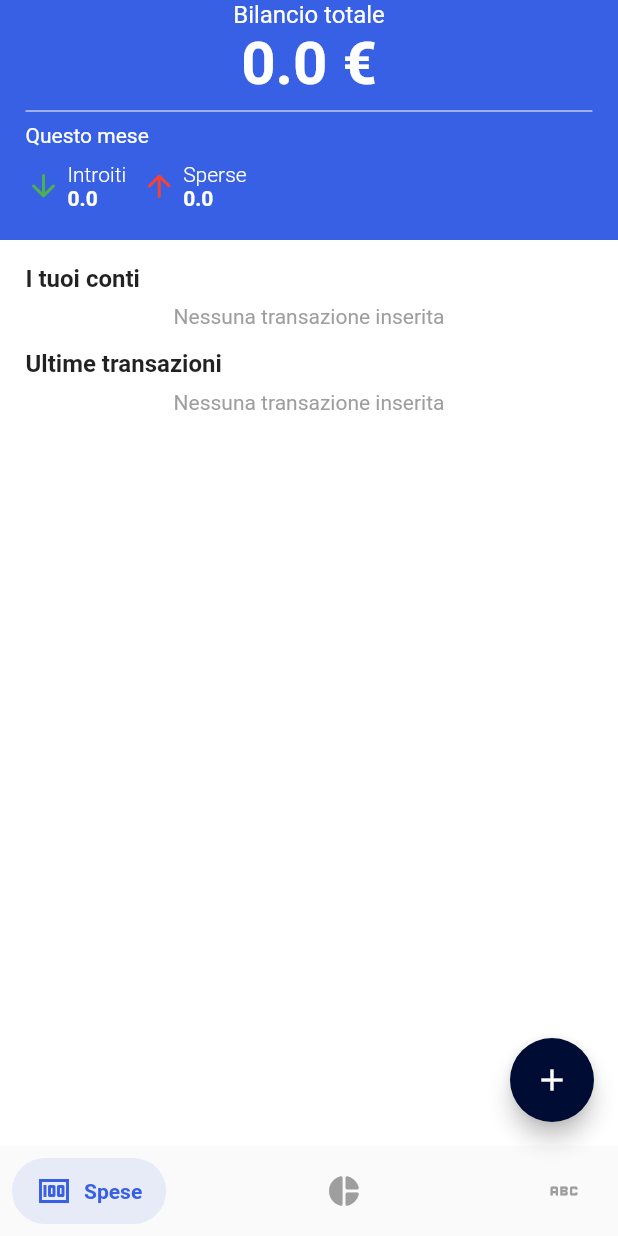
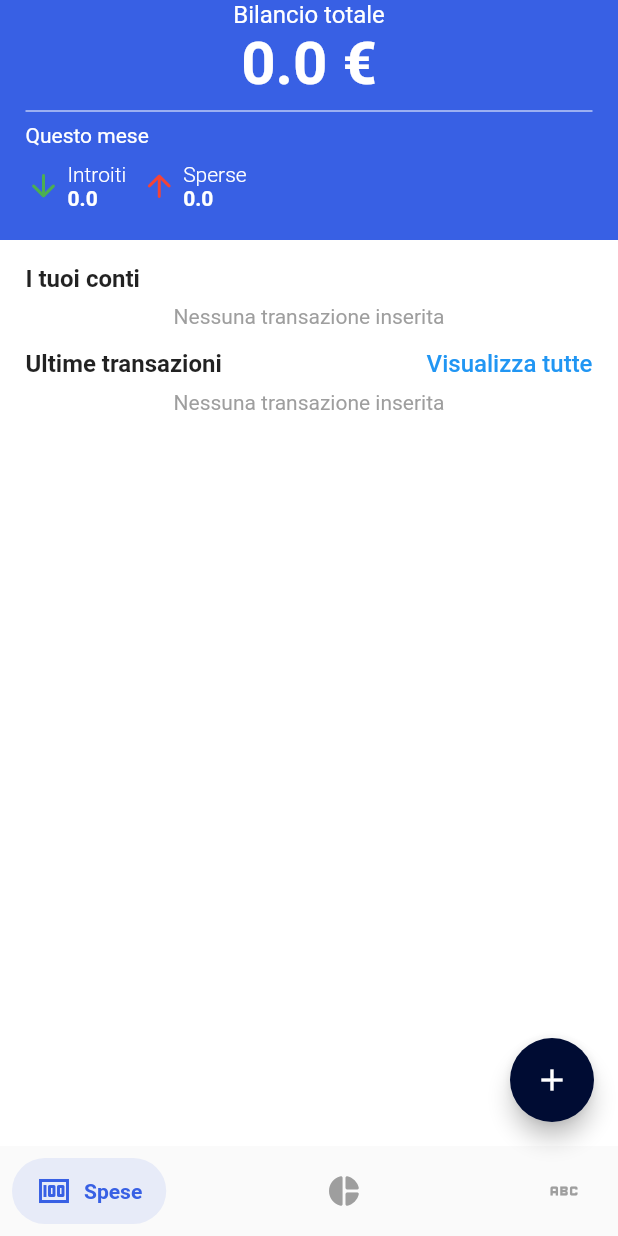
Before and after one commit to ernestodecrecchio/Moneye-Money-Manager, a Flutter app: the screen it shows after launch, on a phone screen of 412 x 824 dp. Run offline on Flutter 3.47's test engine with Material 2 defaults, Android fonts, the phone set to English and light mode, and no system bars; drawn by our look-alikes of salomon_bottom_bar; our stand-ins replace fl_chart, font_awesome_flutter, sqflite; accounts and stored records are empty.

Commit message:
Added all transaction list page and button

```diff
--- a/expense_tracker/lib/main.dart
+++ b/expense_tracker/lib/main.dart
@@ -5,6 +5,7 @@ import 'package:expense_tracker/notifiers/transaction_provider.dart';
 import 'package:expense_tracker/pages/account_detail_page/account_detail_page.dart';
 import 'package:expense_tracker/pages/categories_page/new_category_page.dart';
 import 'package:expense_tracker/pages/accounts_page/new_account_page.dart';
+import 'package:expense_tracker/pages/home_page/all_transaction_list_page.dart';
 import 'package:expense_tracker/pages/new_transaction_flow/new_transaction_page.dart';
 import 'package:expense_tracker/pages/tab_bar_page.dart';
 import 'package:flutter/material.dart';
@@ -40,7 +41,8 @@ class MyApp extends StatelessWidget {
           '/': (context) => const TabBarPage(),
           NewCategoryPage.routeName: (context) => const NewCategoryPage(),
           NewAccountPage.routeName: (context) => const NewAccountPage(),
-          NewTransactionPage.routeName: (context) => const NewTransactionPage()
+          NewTransactionPage.routeName: (context) => const NewTransactionPage(),
+          AllTransactionList.routeName: (context) => const AllTransactionList(),
         },
         onGenerateRoute: (settings) {
           if (settings.name == AccountDetailPage.routeName) {
--- a/expense_tracker/lib/pages/home_page/home_page.dart
+++ b/expense_tracker/lib/pages/home_page/home_page.dart
@@ -5,6 +5,7 @@ import 'package:expense_tracker/notifiers/account_provider.dart';
 import 'package:expense_tracker/notifiers/category_provider.dart';
 import 'package:expense_tracker/notifiers/transaction_provider.dart';
 import 'package:expense_tracker/pages/home_page/account_list_cell.dart';
+import 'package:expense_tracker/pages/home_page/all_transaction_list_page.dart';
 import 'package:expense_tracker/pages/home_page/transaction_list_cell.dart';
 import 'package:expense_tracker/pages/new_transaction_flow/new_transaction_page.dart';
 import 'package:expense_tracker/style.dart';
@@ -269,19 +270,39 @@ class _HomePageState extends State<HomePage> {
             .take(5)
             .toList();
 
-    return Container(
+    return SizedBox(
       width: double.infinity,
       child: Column(
         crossAxisAlignment: CrossAxisAlignment.start,
         children: [
-          const Padding(
-            padding: EdgeInsets.symmetric(horizontal: horizontalPadding),
-            child: Text(
-              'Ultime transazioni',
-              style: TextStyle(
-                fontSize: 16,
-                fontWeight: FontWeight.bold,
-              ),
+          Padding(
+            padding: const EdgeInsets.symmetric(horizontal: horizontalPadding),
+            child: Row(
+              children: [
+                const Text(
+                  'Ultime transazioni',
+                  style: TextStyle(
+                    fontSize: 16,
+                    fontWeight: FontWeight.bold,
+                  ),
+                ),
+                const Spacer(),
+                TextButton(
+                  onPressed: () => Navigator.of(context)
+                      .pushNamed(AllTransactionList.routeName),
+                  style: TextButton.styleFrom(
+                      padding: EdgeInsets.zero,
+                      minimumSize: Size.zero,
+                      tapTargetSize: MaterialTapTargetSize.shrinkWrap,
+                      alignment: Alignment.centerLeft),
+                  child: const Text(
+                    'Visualizza tutte',
+                    style: TextStyle(
+                      fontSize: 16,
+                    ),
+                  ),
+                ),
+              ],
             ),
           ),
           const SizedBox(
```
Also changed, not shown: expense_tracker/lib/pages/home_page/all_transaction_list_page.dart (added, +39 -0 lines).
